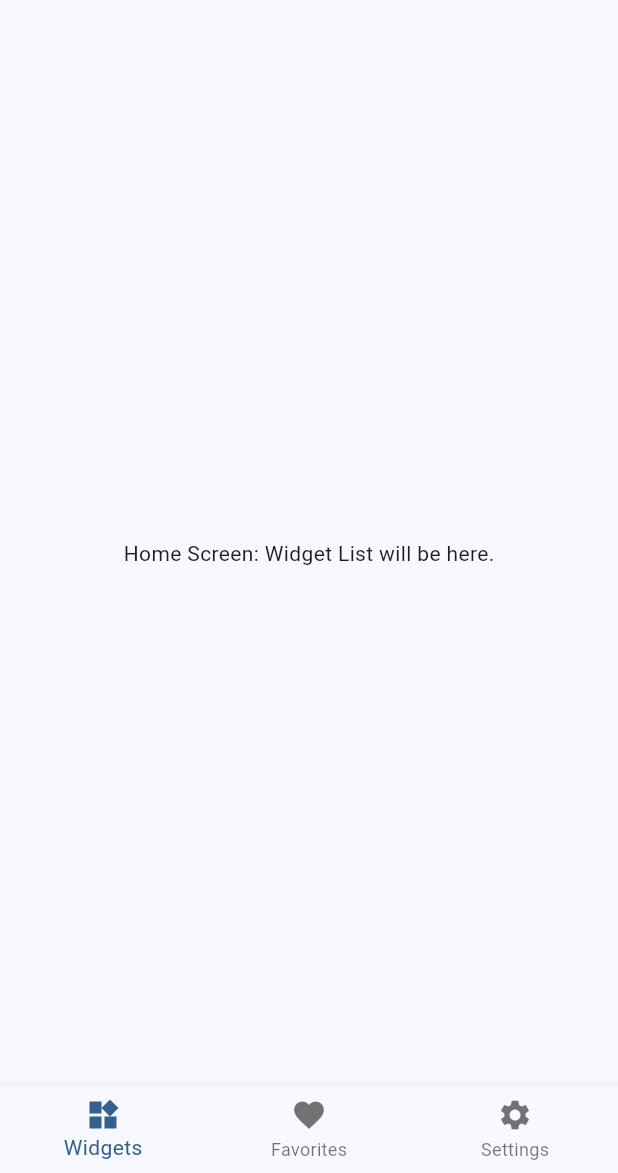
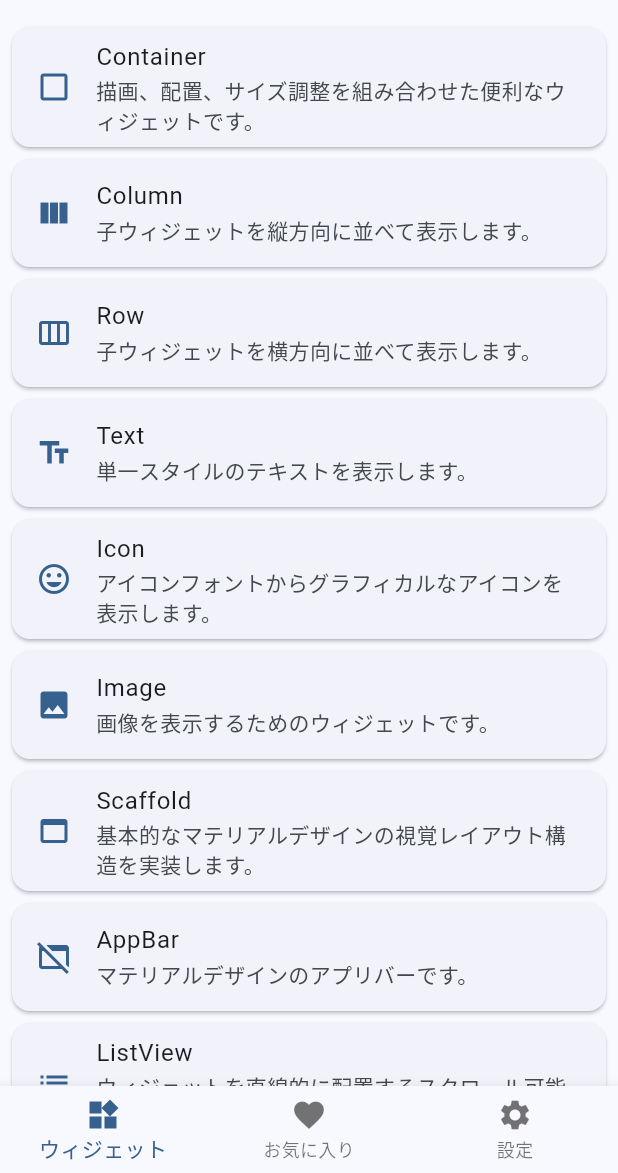
Before and after one commit to NaokiTukada/flutter-study, a Flutter app: the screen it shows after launch, on a phone screen of 412 x 824 dp, the part 63-1236 px from its top. Run offline on Flutter 3.47's test engine with Material 3 defaults, Android fonts, the phone set to English and light mode, and no system bars; our stand-ins replace shared_preferences.

Commit message:
ホーム画面の作成

```diff
--- /dev/null
+++ b/lib/data/widget_data.dart
@@ -0,0 +1,69 @@
+import 'package:flutter/material.dart';
+import 'package:flutter_study/models/widget_item.dart';
+
+// アプリで学習対象とするWidgetのサンプルデータリスト
+final List<WidgetItem> widgetList = [
+  const WidgetItem(
+    name: 'Container',
+    category: WidgetCategory.layout,
+    icon: Icons.check_box_outline_blank,
+    description: '描画、配置、サイズ調整を組み合わせた便利なウィジェットです。',
+    documentationUrl: 'https://api.flutter.dev/flutter/widgets/Container-class.html',
+  ),
+  const WidgetItem(
+    name: 'Column',
+    category: WidgetCategory.layout,
+    icon: Icons.view_column,
+    description: '子ウィジェットを縦方向に並べて表示します。',
+    documentationUrl: 'https://api.flutter.dev/flutter/widgets/Column-class.html',
+  ),
+  const WidgetItem(
+    name: 'Row',
+    category: WidgetCategory.layout,
+    icon: Icons.view_week_outlined,
+    description: '子ウィジェットを横方向に並べて表示します。',
+    documentationUrl: 'https://api.flutter.dev/flutter/widgets/Row-class.html',
+  ),
+  const WidgetItem(
+    name: 'Text',
+    category: WidgetCategory.text,
+    icon: Icons.text_fields,
+    description: '単一スタイルのテキストを表示します。',
+    documentationUrl: 'https://api.flutter.dev/flutter/widgets/Text-class.html',
+  ),
+  const WidgetItem(
+    name: 'Icon',
+    category: WidgetCategory.assets,
+    icon: Icons.insert_emoticon,
+    description: 'アイコンフォントからグラフィカルなアイコンを表示します。',
+    documentationUrl: 'https://api.flutter.dev/flutter/widgets/Icon-class.html',
+  ),
+  const WidgetItem(
+    name: 'Image',
+    category: WidgetCategory.assets,
+    icon: Icons.image,
+    description: '画像を表示するためのウィジェットです。',
+    documentationUrl: 'https://api.flutter.dev/flutter/widgets/Image-class.html',
+  ),
+   const WidgetItem(
+    name: 'Scaffold',
+    category: WidgetCategory.layout,
+    icon: Icons.web_asset,
+    description: '基本的なマテリアルデザインの視覚レイアウト構造を実装します。',
+    documentationUrl: 'https://api.flutter.dev/flutter/material/Scaffold-class.html',
+  ),
+  const WidgetItem(
+    name: 'AppBar',
+    category: WidgetCategory.layout,
+    icon: Icons.web_asset_off,
+    description: 'マテリアルデザインのアプリバーです。',
+    documentationUrl: 'https://api.flutter.dev/flutter/material/AppBar-class.html',
+  ),
+  const WidgetItem(
+    name: 'ListView',
+    category: WidgetCategory.scrolling,
+    icon: Icons.list,
+    description: 'ウィジェットを直線的に配置するスクロール可能なリストです。',
+    documentationUrl: 'https://api.flutter.dev/flutter/widgets/ListView-class.html',
+  ),
+];
--- a/lib/main.dart
+++ b/lib/main.dart
@@ -1,6 +1,9 @@
 import 'package:flutter/material.dart';
+import 'package:flutter_localizations/flutter_localizations.dart';
 import 'package:provider/provider.dart';
+
 import 'package:flutter_study/providers/theme_provider.dart';
+import 'package:flutter_study/data/widget_data.dart';
 
 void main() {
   runApp(
@@ -31,6 +34,15 @@ class WidgetExplorerApp extends StatelessWidget {
             useMaterial3: true,
           ),
           themeMode: themeProvider.themeMode,
+          localizationsDelegates: const [
+            GlobalMaterialLocalizations.delegate,
+            GlobalWidgetsLocalizations.delegate,
+            GlobalCupertinoLocalizations.delegate,
+          ],
+          supportedLocales: const [
+            Locale('ja', ''), // Japanese
+            Locale('en', ''), // English
+          ],
           home: const AppShell(),
         );
       },
@@ -70,15 +82,15 @@ class _AppShellState extends State<AppShell> {
         items: const <BottomNavigationBarItem>[
           BottomNavigationBarItem(
             icon: Icon(Icons.widgets),
-            label: 'Widgets',
+            label: 'ウィジェット',
           ),
           BottomNavigationBarItem(
             icon: Icon(Icons.favorite),
-            label: 'Favorites',
+            label: 'お気に入り',
           ),
           BottomNavigationBarItem(
             icon: Icon(Icons.settings),
-            label: 'Settings',
+            label: '設定',
           ),
         ],
         currentIndex: _selectedIndex,
@@ -88,7 +100,7 @@ class _AppShellState extends State<AppShell> {
   }
 }
 
-// --- Placeholder Screens ---
+// --- Screens ---
 
 class HomeScreen extends StatelessWidget {
   const HomeScreen({super.key});
@@ -107,8 +119,22 @@ class HomeScreen extends StatelessWidget {
           ),
         ],
       ),
-      body: const Center(
-        child: Text('Home Screen: Widget List will be here.'),
+      body: ListView.builder(
+        itemCount: widgetList.length,
+        itemBuilder: (context, index) {
+          final item = widgetList[index];
+          return Card(
+            margin: const EdgeInsets.symmetric(horizontal: 8.0, vertical: 4.0),
+            child: ListTile(
+              leading: Icon(item.icon, color: Theme.of(context).primaryColor),
+              title: Text(item.name),
+              subtitle: Text(item.description, maxLines: 2, overflow: TextOverflow.ellipsis),
+              onTap: () {
+                // TODO: Navigate to Widget Detail Screen
+              },
+            ),
+          );
+        },
       ),
     );
   }
@@ -121,10 +147,10 @@ class FavoritesScreen extends StatelessWidget {
   Widget build(BuildContext context) {
     return Scaffold(
       appBar: AppBar(
-        title: const Text('Favorites'),
+        title: const Text('お気に入り'),
       ),
       body: const Center(
-        child: Text('Favorites Screen: Favorited widgets will be here.'),
+        child: Text('お気に入りに追加したWidgetがここに表示されます。'),
       ),
     );
   }
@@ -137,14 +163,14 @@ class SettingsScreen extends StatelessWidget {
   Widget build(BuildContext context) {
     return Scaffold(
       appBar: AppBar(
-        title: const Text('Settings'),
+        title: const Text('設定'),
       ),
       body: Consumer<ThemeProvider>(
         builder: (context, themeProvider, child) {
           return ListView(
             children: [
               ListTile(
-                title: const Text('Dark Mode'),
+                title: const Text('ダークモード'),
                 trailing: Switch(
                   value: themeProvider.themeMode == ThemeMode.dark,
                   onChanged: (value) {
@@ -154,7 +180,7 @@ class SettingsScreen extends StatelessWidget {
                 ),
               ),
               ListTile(
-                title: const Text('System Default'),
+                title: const Text('システム設定に従う'),
                 trailing: Radio<ThemeMode>(
                   value: ThemeMode.system,
                   groupValue: themeProvider.themeMode,
@@ -166,7 +192,7 @@ class SettingsScreen extends StatelessWidget {
                 ),
               ),
               ListTile(
-                title: const Text('Light'),
+                title: const Text('ライト'),
                 trailing: Radio<ThemeMode>(
                   value: ThemeMode.light,
                   groupValue: themeProvider.themeMode,
@@ -178,7 +204,7 @@ class SettingsScreen extends StatelessWidget {
                 ),
               ),
               ListTile(
-                title: const Text('Dark'),
+                title: const Text('ダーク'),
                 trailing: Radio<ThemeMode>(
                   value: ThemeMode.dark,
                   groupValue: themeProvider.themeMode,
--- a/pubspec.yaml
+++ b/pubspec.yaml
@@ -29,6 +29,8 @@ environment:
 # versions available, run `flutter pub outdated`.
 dependencies:
   flutter:
+    sdk: flutter
+  flutter_localizations:
     sdk: flutter
 
   # The following adds the Cupertino Icons font to your application.
```
Also changed, not shown: pubspec.lock.
